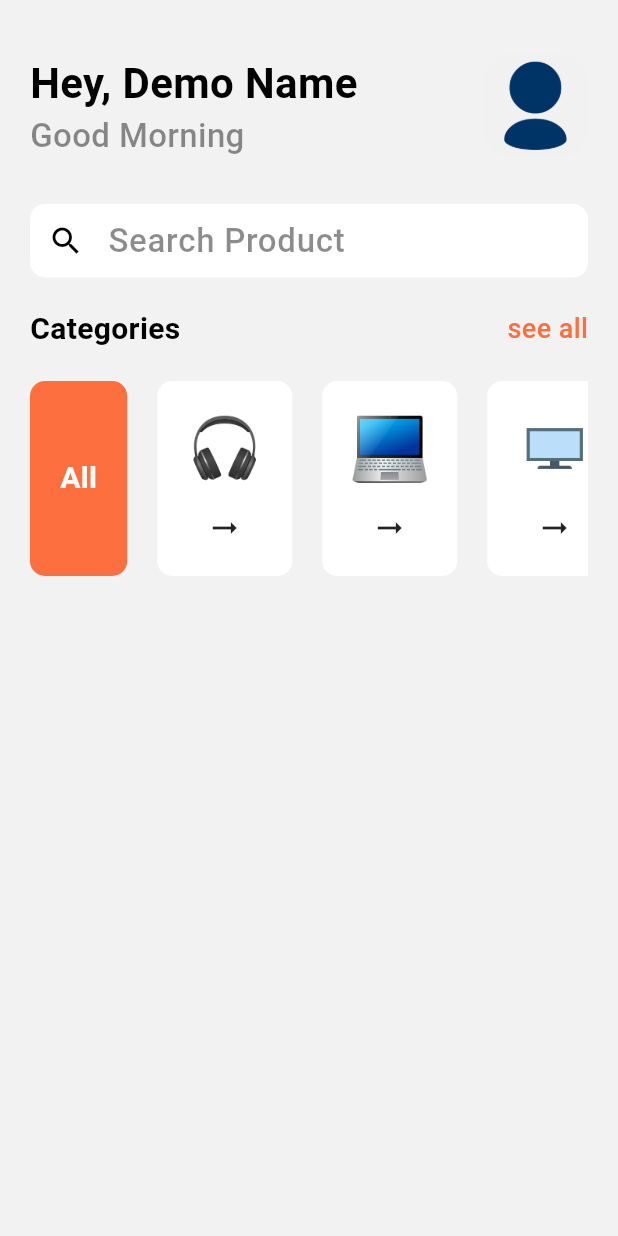
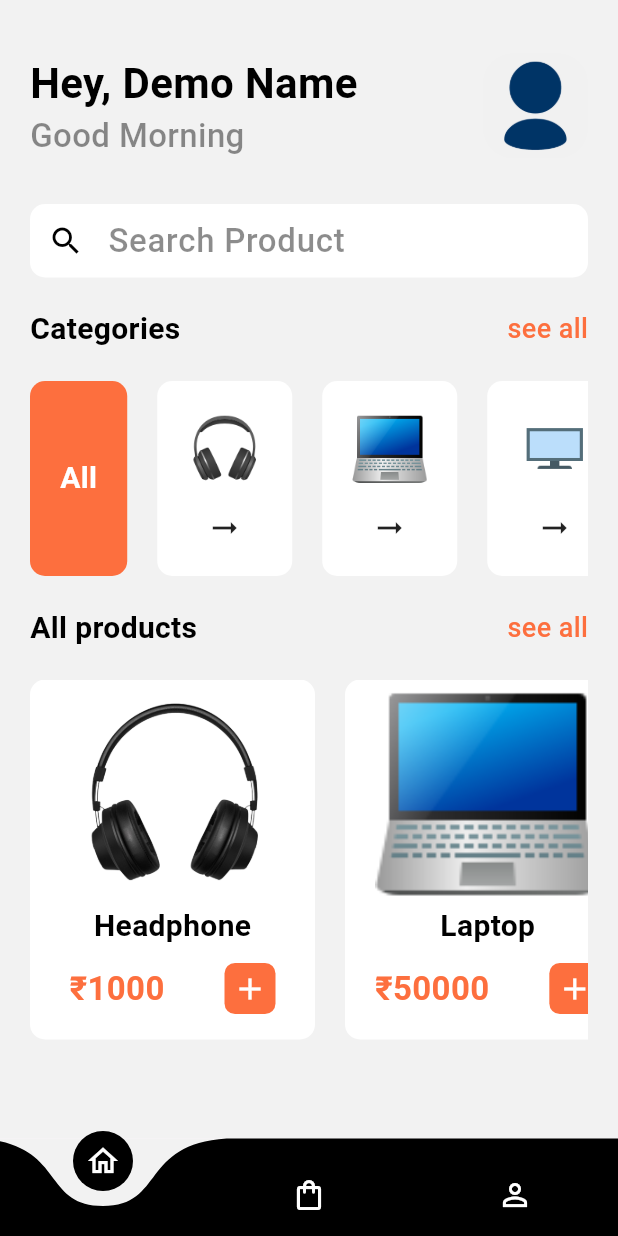
Before and after one commit to manthan-chauhan-17/Shopping-App, a Flutter app: the screen it shows after launch, on a phone screen of 412 x 824 dp. Run offline on Flutter 3.47's test engine with Material 3 defaults, Android fonts, the phone set to English and light mode, and no system bars; drawn by our look-alikes of curved_navigation_bar.

Commit message:
All product section and Bottom nav bar added

```diff
--- a/lib/main.dart
+++ b/lib/main.dart
@@ -1,4 +1,5 @@
 import 'package:flutter/material.dart';
+import 'package:shopping_app/screens/bottomnav.dart';
 import 'package:shopping_app/screens/home.dart';
 import 'package:shopping_app/screens/onboarding.dart';
 
@@ -13,7 +14,7 @@ class MyApp extends StatelessWidget {
   Widget build(BuildContext context) {
     return const MaterialApp(
       debugShowCheckedModeBanner: false,
-      home: Home(),
+      home: BottomNav(),
     );
   }
 }
--- /dev/null
+++ b/lib/screens/bottomnav.dart
@@ -0,0 +1,64 @@
+import 'package:curved_navigation_bar/curved_navigation_bar.dart';
+import 'package:flutter/material.dart';
+import 'package:shopping_app/screens/home.dart';
+import 'package:shopping_app/screens/order.dart';
+import 'package:shopping_app/screens/profile.dart';
+
+class BottomNav extends StatefulWidget {
+  const BottomNav({super.key});
+
+  @override
+  State<BottomNav> createState() => _BottomNavState();
+}
+
+class _BottomNavState extends State<BottomNav> {
+  late List<Widget> pages;
+
+  late Home homePage;
+  late Order order;
+  late Profile profile;
+  int currentTabIndex = 0;
+
+  @override
+  void initState() {
+    homePage = const Home();
+    order = const Order();
+    profile = const Profile();
+
+    pages = [homePage, order, profile];
+
+    super.initState();
+  }
+
+  @override
+  Widget build(BuildContext context) {
+    return Scaffold(
+      bottomNavigationBar: CurvedNavigationBar(
+        height: 65,
+        color: Colors.black,
+        backgroundColor: const Color(0xfff2f2f2),
+        animationDuration: const Duration(milliseconds: 500),
+        onTap: (int index) {
+          setState(() {
+            currentTabIndex = index;
+          });
+        },
+        items: const [
+          Icon(
+            Icons.home_outlined,
+            color: Colors.white,
+          ),
+          Icon(
+            Icons.shopping_bag_outlined,
+            color: Colors.white,
+          ),
+          Icon(
+            Icons.person_outline,
+            color: Colors.white,
+          ),
+        ],
+      ),
+      body: pages[currentTabIndex],
+    );
+  }
+}
--- a/lib/screens/home.dart
+++ b/lib/screens/home.dart
@@ -1,4 +1,5 @@
 import 'package:flutter/material.dart';
+import 'package:flutter/widgets.dart';
 import 'package:shopping_app/widgets/app_widgets.dart';
 
 class Home extends StatefulWidget {
@@ -132,7 +133,54 @@ class _HomeState extends State<Home> {
                   ),
                 ),
               ],
-            )
+            ),
+            const SizedBox(
+              height: 20.0,
+            ),
+            Row(
+              mainAxisAlignment: MainAxisAlignment.spaceBetween,
+              children: [
+                Text(
+                  "All products",
+                  style: AppWidgets.semiBoldTextStyle(),
+                ),
+                const Text(
+                  "see all",
+                  style: TextStyle(
+                    color: Color(0xFFfd6f3e),
+                    fontSize: 18.0,
+                    fontWeight: FontWeight.w500,
+                  ),
+                ),
+              ],
+            ),
+            const SizedBox(
+              height: 20.0,
+            ),
+            Container(
+              height: 240,
+              child: ListView(
+                shrinkWrap: true,
+                scrollDirection: Axis.horizontal,
+                children: [
+                  AllProductsContainer(
+                    imageName: "headphone2.png",
+                    productName: "Headphone",
+                    price: 1000,
+                  ),
+                  AllProductsContainer(
+                    imageName: "laptop.png",
+                    productName: "Laptop",
+                    price: 50000,
+                  ),
+                  AllProductsContainer(
+                    imageName: "watch2.png",
+                    productName: "Watch",
+                    price: 500,
+                  ),
+                ],
+              ),
+            ),
           ],
         ),
       ),
@@ -168,3 +216,70 @@ class CategoryTile extends StatelessWidget {
     );
   }
 }
+
+class AllProductsContainer extends StatelessWidget {
+  AllProductsContainer({
+    super.key,
+    required this.imageName,
+    required this.productName,
+    required this.price,
+  });
+
+  String imageName;
+  String productName;
+  int price;
+
+  @override
+  Widget build(BuildContext context) {
+    return // Headphone
+        Container(
+      padding: const EdgeInsets.symmetric(horizontal: 20.0),
+      margin: const EdgeInsets.only(right: 20.0),
+      decoration: BoxDecoration(
+          color: Colors.white, borderRadius: BorderRadius.circular(10.0)),
+      child: Column(
+        children: [
+          Image.asset(
+            "assets/images/$imageName",
+            height: 150,
+            width: 150,
+            fit: BoxFit.cover,
+          ),
+          Text(
+            productName,
+            style: AppWidgets.semiBoldTextStyle(),
+          ),
+          const SizedBox(
+            height: 10.0,
+          ),
+          Row(
+            children: [
+              Text(
+                "\u20B9$price",
+                style: const TextStyle(
+                  color: Color(0xFFfd6f3e),
+                  fontSize: 22.0,
+                  fontWeight: FontWeight.bold,
+                ),
+              ),
+              const SizedBox(
+                width: 40.0,
+              ),
+              Container(
+                padding: const EdgeInsets.all(5.0),
+                decoration: BoxDecoration(
+                  color: const Color(0xFFfd6f3e),
+                  borderRadius: BorderRadius.circular(7.0),
+                ),
+                child: const Icon(
+                  Icons.add,
+                  color: Colors.white,
+                ),
+              ),
+            ],
+          )
+        ],
+      ),
+    );
+  }
+}
--- /dev/null
+++ b/lib/screens/order.dart
@@ -0,0 +1,15 @@
+import 'package:flutter/material.dart';
+
+class Order extends StatefulWidget {
+  const Order({super.key});
+
+  @override
+  State<Order> createState() => _OrderState();
+}
+
+class _OrderState extends State<Order> {
+  @override
+  Widget build(BuildContext context) {
+    return const Placeholder();
+  }
+}
--- /dev/null
+++ b/lib/screens/profile.dart
@@ -0,0 +1,15 @@
+import 'package:flutter/material.dart';
+
+class Profile extends StatefulWidget {
+  const Profile({super.key});
+
+  @override
+  State<Profile> createState() => _ProfileState();
+}
+
+class _ProfileState extends State<Profile> {
+  @override
+  Widget build(BuildContext context) {
+    return const Placeholder();
+  }
+}
--- a/pubspec.yaml
+++ b/pubspec.yaml
@@ -30,6 +30,7 @@ environment:
 dependencies:
   flutter:
     sdk: flutter
+  curved_navigation_bar: ^1.0.6 #latest version
 
 
   # The following adds the Cupertino Icons font to your application.
```
Also changed, not shown: assets/images/headphone2.png (added), assets/images/laptop2.png (added), assets/images/watch2.png (added), pubspec.lock.
